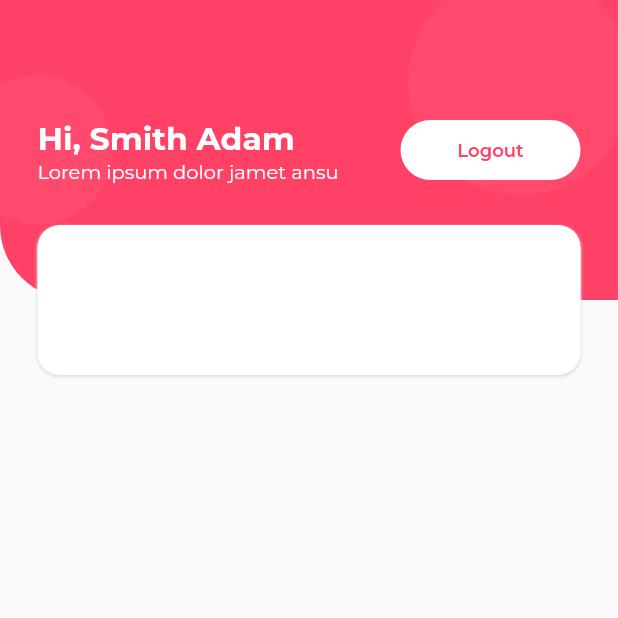
After one commit to hoyirul/djuang_lite_app, a Flutter app: the screen it shows after launch, after a tap on "Sign in", on a phone screen of 412 x 824 dp, the top half of it. The commit adds this screen. Run offline on Flutter 3.47's test engine with Material 2 defaults, Android fonts, the phone set to English and light mode, and no system bars; our stand-ins replace flutter_svg, get; project files that could hold a hidden picture were left out.

Commit message:
Add Home Screen

```diff
--- a/lib/pickers/color_pickers.dart
+++ b/lib/pickers/color_pickers.dart
@@ -2,6 +2,7 @@ import 'package:flutter/material.dart';
 
 class ColorPicker{
   static const primary = Color(0xffFF4165);
+  static const shape = Color(0xffFF4A6D);
   static const orange = Color(0xffFF9800);
   static const green = Color(0xff7ED321);
   static const greyLight = Color(0xffdddddd);
--- a/lib/screens/auth/login_screen.dart
+++ b/lib/screens/auth/login_screen.dart
@@ -4,6 +4,7 @@ import 'package:djuang_lite_app/screens/auth/register_screen.dart';
 import 'package:djuang_lite_app/screens/components/button_component.dart';
 import 'package:djuang_lite_app/screens/components/input_component.dart';
 import 'package:djuang_lite_app/screens/components/label_component.dart';
+import 'package:djuang_lite_app/screens/home/home_screen.dart';
 import 'package:flutter/material.dart';
 import 'package:flutter_svg/flutter_svg.dart';
 import 'package:get/get.dart';
@@ -58,14 +59,23 @@ class LoginScreen extends StatelessWidget {
               const InputComponent(hintText: 'Enter your password', obscuredText: true, colors: ColorPicker.greyAccent,),
 
               const SizedBox(height: 25,),
-              const ButtonComponent(
-                button: TextButton(onPressed: null, child: Text('Sign in', style: TextStyle(
-                  fontSize: 14,
-                  fontFamily: FontPicker.bold,
-                  color: ColorPicker.white
+              ButtonComponent(
+                height: 50,
+                width: double.infinity,
+                colors: ColorPicker.primary,
+                button: TextButton(
+                  onPressed: () {
+                    Get.offAll(const HomeScreen());
+                  },
+                  child: const Text('Sign in', style: TextStyle(
+                    fontSize: 14,
+                    fontFamily: FontPicker.bold,
+                    color: ColorPicker.white
                 ),))
               ),
+
               const SizedBox(height: 20,),
+
               Row(
                 mainAxisAlignment: MainAxisAlignment.center,
                 children: [
--- a/lib/screens/auth/register_screen.dart
+++ b/lib/screens/auth/register_screen.dart
@@ -67,6 +67,9 @@ class RegisterScreen extends StatelessWidget {
 
               const SizedBox(height: 25,),
               const ButtonComponent(
+                height: 50,
+                width: double.infinity,
+                colors: ColorPicker.primary,
                 button: TextButton(onPressed: null, child: Text('Sign up', style: TextStyle(
                   fontSize: 14,
                   fontFamily: FontPicker.bold,
--- a/lib/screens/components/button_component.dart
+++ b/lib/screens/components/button_component.dart
@@ -1,19 +1,20 @@
-import 'package:djuang_lite_app/pickers/color_pickers.dart';
 import 'package:flutter/material.dart';
 
 class ButtonComponent extends StatelessWidget {
+  final double height, width;
+  final Color colors;
   final TextButton button;
-  const ButtonComponent({super.key, required this.button});
+  const ButtonComponent({super.key, required this.button, required this.colors, required this.height, required this.width});
 
   @override
   Widget build(BuildContext context) {
     return SizedBox(
       child: Container(
-        height: 50,
-        width: double.infinity,
+        height: height,
+        width: width,
         decoration: BoxDecoration(
           borderRadius: BorderRadius.circular(30),
-          color: ColorPicker.primary
+          color: colors
         ),
         child: button,
       ),
--- /dev/null
+++ b/lib/screens/components/circle_component.dart
@@ -0,0 +1,20 @@
+import 'package:djuang_lite_app/pickers/color_pickers.dart';
+import 'package:flutter/material.dart';
+
+class CircleComponent extends StatelessWidget {
+  final double height, width;
+  const CircleComponent({super.key, required this.height, required this.width});
+
+  @override
+  Widget build(BuildContext context) {
+    return Container(
+      padding: const EdgeInsets.all(0),
+      height: height,
+      width: width,
+      decoration: const BoxDecoration(
+        shape: BoxShape.circle,
+        color: ColorPicker.shape
+      ),
+    );
+  }
+}
--- /dev/null
+++ b/lib/screens/home/home_screen.dart
@@ -0,0 +1,118 @@
+import 'package:djuang_lite_app/pickers/color_pickers.dart';
+import 'package:djuang_lite_app/pickers/font_pickers.dart';
+import 'package:djuang_lite_app/screens/components/button_component.dart';
+import 'package:djuang_lite_app/screens/components/circle_component.dart';
+import 'package:flutter/material.dart';
+
+class HomeScreen extends StatefulWidget {
+  const HomeScreen({super.key});
+
+  @override
+  State<HomeScreen> createState() => _HomeScreenState();
+}
+
+class _HomeScreenState extends State<HomeScreen> {
+  @override
+  Widget build(BuildContext context) {
+    return Scaffold(
+      body: SingleChildScrollView(
+        child: Column(
+          children: [
+            Stack(
+              children: [
+                Container(
+                  padding: const EdgeInsets.all(0),
+                  height: 260,
+                  color: Colors.transparent,
+                ),
+
+                Container(
+                  padding: const EdgeInsets.all(0),
+                  height: 200,
+                  decoration: const BoxDecoration(
+                    borderRadius: BorderRadius.only(bottomLeft: Radius.circular(50)),
+                    color: ColorPicker.primary
+                  ),
+                ),
+
+                const Positioned(
+                  right: -10,
+                  top: -20,
+                  child: CircleComponent(height: 150, width: 150),
+                ),
+
+                const Positioned(
+                  left: -25,
+                  top: 50,
+                  child: CircleComponent(height: 100, width: 100),
+                ),
+
+                Positioned(
+                  left: 25,
+                  top: 80,
+                  child: Column(
+                    crossAxisAlignment: CrossAxisAlignment.start,
+                    children: const [
+                      Text('Hi, Smith Adam', style: TextStyle(
+                        fontFamily: FontPicker.bold,
+                        fontSize: 21,
+                        color: ColorPicker.white
+                      ),),
+
+                      Text('Lorem ipsum dolor jamet ansu', style: TextStyle(
+                        fontFamily: FontPicker.regular,
+                        fontSize: 13,
+                        color: ColorPicker.white
+                      ),),
+                    ],
+                  ),
+                ),
+
+                const Positioned(
+                  top: 80,
+                  right: 25,
+                  child: ButtonComponent(
+                    button: TextButton(
+                      onPressed: null,
+                      child: Text('Logout', style: TextStyle(
+                        fontFamily: FontPicker.semibold,
+                        fontSize: 12,
+                        color: ColorPicker.primary
+                      ),),
+                    ),
+                    colors: ColorPicker.white,
+                    height: 40,
+                    width: 120,
+                  ),
+                ),
+
+                Positioned(
+                  top: 150,
+                  left: 25,
+                  right: 25,
+                  child: Container(
+                    padding: const EdgeInsets.all(0),
+                    height: 100,
+                    width: MediaQuery.of(context).size.width,
+                    decoration: BoxDecoration(
+                      borderRadius: BorderRadius.circular(15),
+                      color: ColorPicker.white,
+                      boxShadow: const [
+                        BoxShadow(
+                          color: ColorPicker.greyLight,
+                          offset: Offset(0, 1),
+                          blurRadius: 1
+                        )
+                      ]
+                    ),
+                  ),
+                )
+
+              ],
+            )
+          ],
+        ),
+      )
+    );
+  }
+}
```
Also changed, not shown: assets/icons/accounts.svg (added), assets/icons/booking.svg (added), assets/icons/transactions.svg (added).
